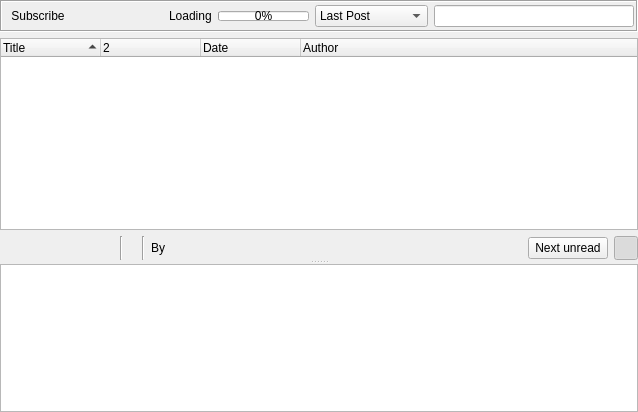
Old version of the form retroshare-gui/src/gui/gxsforums/GxsForumThreadWidget.ui in the repository RetroShare/RetroShare.
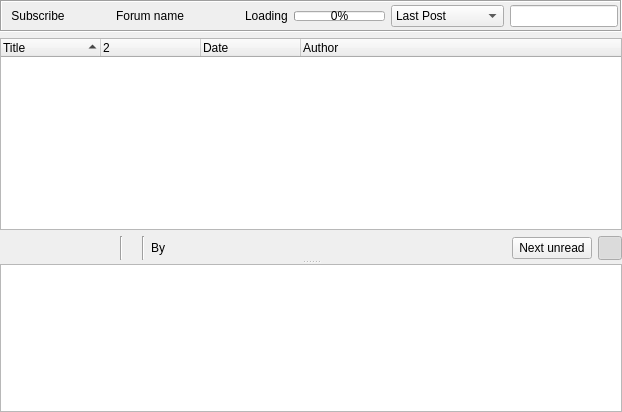
New version of the form. Icons and pictures are not drawn. Custom widgets are drawn as their Qt base class.

Commit message: Used ElidedLabel for the forum name to avoid the horizontal growing of the forum list.

What changed in the file:
```diff
--- a/retroshare-gui/src/gui/gxsforums/GxsForumThreadWidget.ui
+++ b/retroshare-gui/src/gui/gxsforums/GxsForumThreadWidget.ui
@@ -102,7 +102,7 @@
              </size>
             </property>
             <property name="text">
-             <string/>
+             <string notr="true">Forum name</string>
             </property>
             <property name="textInteractionFlags">
              <set>Qt::LinksAccessibleByMouse|Qt::TextSelectableByMouse</set>
@@ -117,12 +117,6 @@
             <property name="sizeType">
              <enum>QSizePolicy::MinimumExpanding</enum>
             </property>
-            <property name="sizeHint" stdset="0">
-             <size>
-              <width>40</width>
-              <height>20</height>
-             </size>
-            </property>
            </spacer>
           </item>
           <item>
@@ -175,18 +169,6 @@
           </item>
           <item>
            <widget class="LineEditClear" name="filterLineEdit">
-            <property name="minimumSize">
-             <size>
-              <width>200</width>
-              <height>0</height>
-             </size>
-            </property>
-            <property name="maximumSize">
-             <size>
-              <width>200</width>
-              <height>16777215</height>
-             </size>
-            </property>
             <property name="toolTip">
              <string>Search forums</string>
             </property>
@@ -502,6 +484,12 @@
    <extends>QLabel</extends>
    <header>gui/gxs/GxsIdLabel.h</header>
   </customwidget>
+  <customwidget>
+   <class>ElidedLabel</class>
+   <extends>QLabel</extends>
+   <header location="global">gui/common/ElidedLabel.h</header>
+   <container>1</container>
+  </customwidget>
  </customwidgets>
  <resources>
   <include location="../images.qrc"/>
```
Left out of the diff: 2 changed lines with no effect on the pictures.
